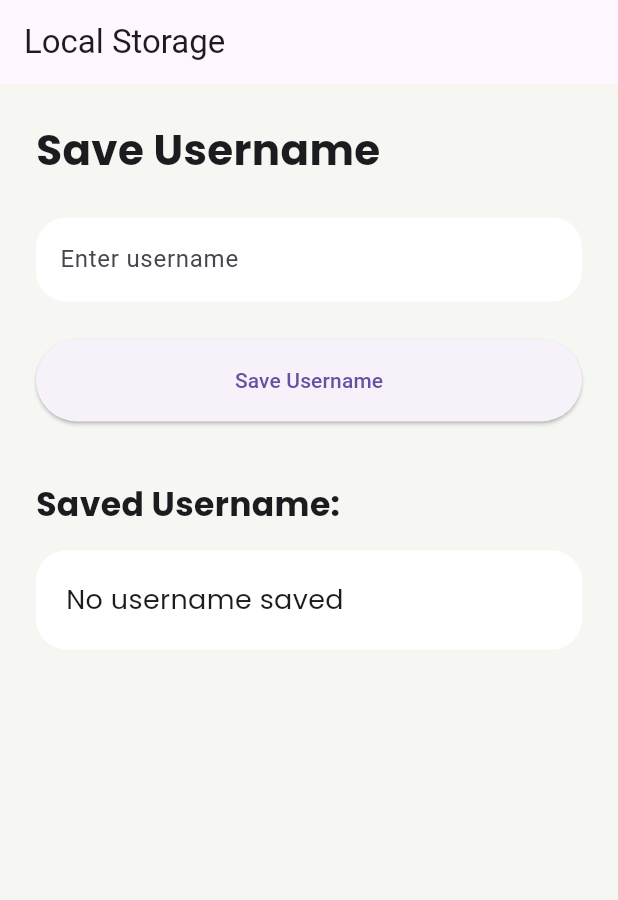
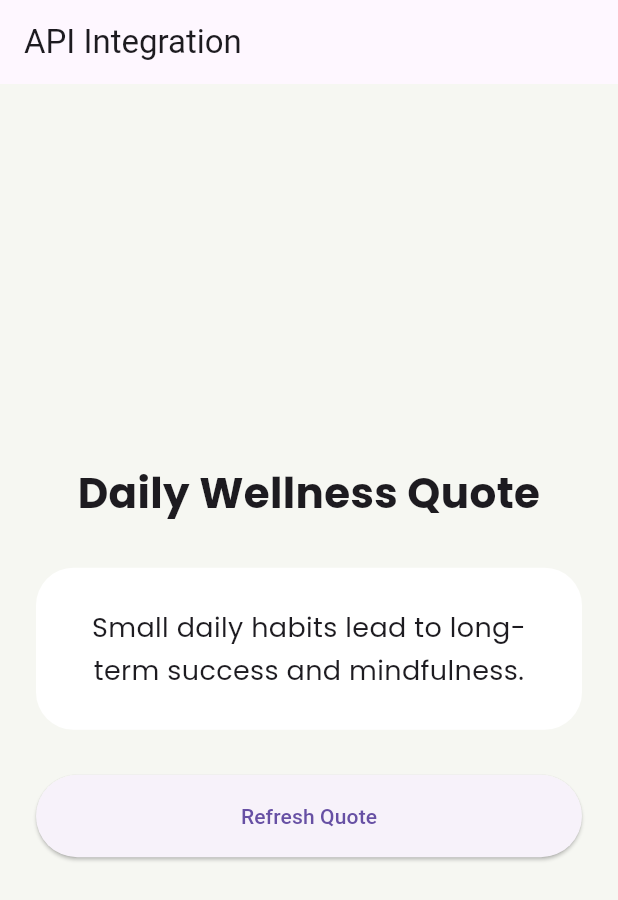
Before and after one commit to NueroHive73/habit-tracker-app, a Flutter app: the screen it shows after launch, on a phone screen of 412 x 824 dp. Shown: the top 900 px of the screen. Run offline on Flutter 3.47's test engine with Material 3 defaults, Android fonts, the phone set to English and light mode, and no system bars; our stand-ins replace google_fonts, shared_preferences.

Commit message:
Added API screen UI

```diff
--- a/lib/main.dart
+++ b/lib/main.dart
@@ -2,7 +2,8 @@ import 'package:flutter/material.dart';
 // import 'screens/signup_screen.dart';
 // import 'screens/login_screen.dart';
 // import 'screens/home_screen.dart';
-import 'screens/persistence_screen.dart';
+// import 'screens/persistence_screen.dart';
+import 'screens/api_screen.dart';
 
 void main() {
   runApp(const SereneApp());
@@ -26,7 +27,8 @@ class SereneApp extends StatelessWidget {
       // home: const SignupScreen(),
       // home: const LoginScreen(),
       // home: const HomeScreen(),
-      home: const PersistenceScreen(),
+      // home: const PersistenceScreen(),
+      home: const ApiScreen(),
     );
   }
 }
--- /dev/null
+++ b/lib/screens/api_screen.dart
@@ -0,0 +1,130 @@
+import 'package:flutter/material.dart';
+import 'package:google_fonts/google_fonts.dart';
+
+class ApiScreen extends StatefulWidget {
+  const ApiScreen({super.key});
+
+  @override
+  State<ApiScreen> createState() => _ApiScreenState();
+}
+
+class _ApiScreenState extends State<ApiScreen> {
+
+  String quote = "Loading...";
+  bool isLoading = true;
+
+  @override
+  void initState() {
+    super.initState();
+    fetchQuote();
+  }
+
+  Future<void> fetchQuote() async {
+
+    await Future.delayed(
+      const Duration(seconds: 2),
+    );
+
+    setState(() {
+
+      quote =
+          "Small daily habits lead to long-term success and mindfulness.";
+
+      isLoading = false;
+    });
+  }
+
+  @override
+  Widget build(BuildContext context) {
+
+    return Scaffold(
+
+      backgroundColor: const Color(0xffF6F7F2),
+
+      appBar: AppBar(
+        title: const Text("API Integration"),
+      ),
+
+      body: Center(
+
+        child: Padding(
+          padding: const EdgeInsets.all(24),
+
+          child: Column(
+            mainAxisAlignment:
+                MainAxisAlignment.center,
+
+            children: [
+
+              Text(
+                "Daily Wellness Quote",
+
+                textAlign: TextAlign.center,
+
+                style: GoogleFonts.poppins(
+                  fontSize: 28,
+                  fontWeight: FontWeight.bold,
+                ),
+              ),
+
+              const SizedBox(height: 30),
+
+              Container(
+                width: double.infinity,
+                padding: const EdgeInsets.all(25),
+
+                decoration: BoxDecoration(
+                  color: Colors.white,
+
+                  borderRadius:
+                      BorderRadius.circular(25),
+                ),
+
+                child: isLoading
+
+                    ? const Center(
+                        child:
+                            CircularProgressIndicator(),
+                      )
+
+                    : Text(
+                        quote,
+
+                        textAlign: TextAlign.center,
+
+                        style: GoogleFonts.poppins(
+                          fontSize: 18,
+                          height: 1.6,
+                        ),
+                      ),
+              ),
+
+              const SizedBox(height: 30),
+
+              SizedBox(
+                width: double.infinity,
+                height: 55,
+
+                child: ElevatedButton(
+
+                  onPressed: () {
+
+                    setState(() {
+                      isLoading = true;
+                    });
+
+                    fetchQuote();
+                  },
+
+                  child: const Text(
+                    "Refresh Quote",
+                  ),
+                ),
+              ),
+            ],
+          ),
+        ),
+      ),
+    );
+  }
+}
```
